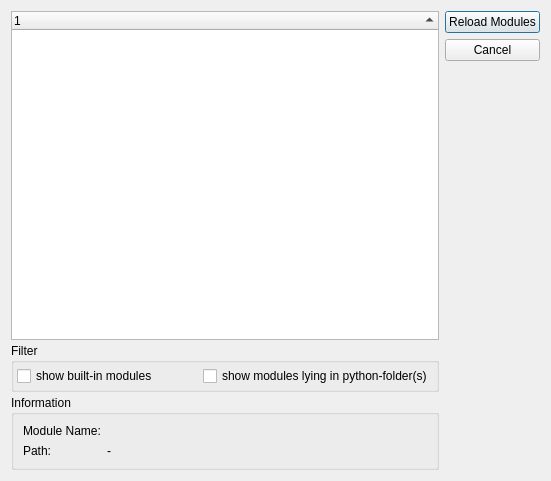
First picture: the form in Qitom/ui/dialogReloadModule.ui, repository itom-project/itom, before the edit.
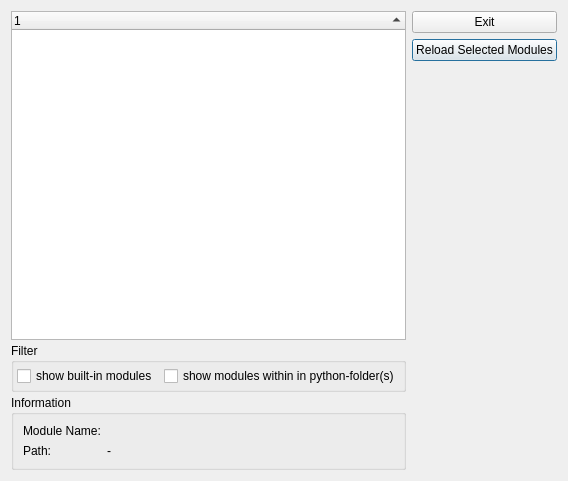
Second picture: the form after the edit. Icons and pictures are not drawn.

Commit message: fix in reload modules dialog. Filtering of standard python modules is fixed, usability increased.

Diff of the .ui file:
```diff
--- a/Qitom/ui/dialogReloadModule.ui
+++ b/Qitom/ui/dialogReloadModule.ui
@@ -80,7 +80,7 @@
         <item>
          <widget class="QCheckBox" name="checkShowFromPythonPath">
           <property name="text">
-           <string>show modules lying in python-folder(s)</string>
+           <string>show modules within in python-folder(s)</string>
           </property>
          </widget>
         </item>
@@ -140,23 +140,26 @@
    </item>
    <item>
     <layout class="QVBoxLayout" name="verticalLayout_2">
+     <item>
+      <widget class="QPushButton" name="btnExit">
+       <property name="text">
+        <string>Exit</string>
+       </property>
+      </widget>
+     </item>
      <item>
       <widget class="QPushButton" name="btnReload">
        <property name="text">
-        <string>Reload Modules</string>
+        <string>Reload Selected Modules</string>
+       </property>
+       <property name="icon">
+        <iconset theme="application-exit"/>
        </property>
        <property name="default">
         <bool>true</bool>
        </property>
       </widget>
      </item>
-     <item>
-      <widget class="QPushButton" name="btnCancel">
-       <property name="text">
-        <string>Cancel</string>
-       </property>
-      </widget>
-     </item>
      <item>
       <spacer name="verticalSpacer">
        <property name="orientation">
```
Left out of the diff: 2 changed lines with no effect on the pictures. The commit also changes 3 other files.
